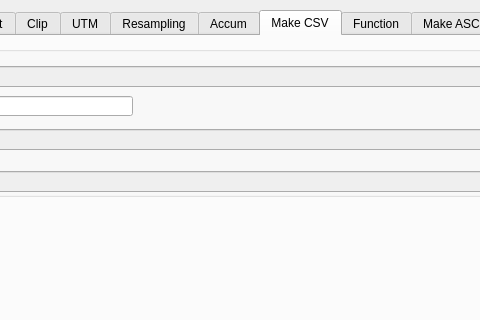
Above: GPM_dialog_base.ui from hermesys2017/GPM before the change; both pictures show x 380 to 860 and y 0 to 320 of the 1220 by 766 pixel window. Below: the same form after it.
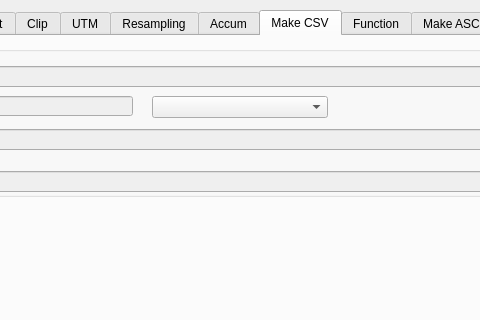
That is the form after the change. The open tabs and pages were chosen to show the change. Custom widgets are drawn as their Qt base class.

What changed in the file:
```diff
--- a/GPM_dialog_base.ui
+++ b/GPM_dialog_base.ui
@@ -63,7 +63,7 @@
      <enum>QTabWidget::Rounded</enum>
     </property>
     <property name="currentIndex">
-     <number>0</number>
+     <number>6</number>
     </property>
     <widget class="QWidget" name="tab_12">
      <attribute name="title">
@@ -1538,6 +1538,9 @@
        </property>
       </widget>
       <widget class="QLineEdit" name="txt_fieldname_shp">
+       <property name="enabled">
+        <bool>false</bool>
+       </property>
        <property name="geometry">
         <rect>
          <x>150</x>
@@ -1599,6 +1602,16 @@
         <string>FieldName :</string>
        </property>
       </widget>
+      <widget class="QComboBox" name="cmb_FieldAtt">
+       <property name="geometry">
+        <rect>
+         <x>340</x>
+         <y>50</y>
+         <width>176</width>
+         <height>22</height>
+        </rect>
+       </property>
+      </widget>
      </widget>
      <widget class="QTextEdit" name="textEdit_4">
       <property name="enabled">
```
